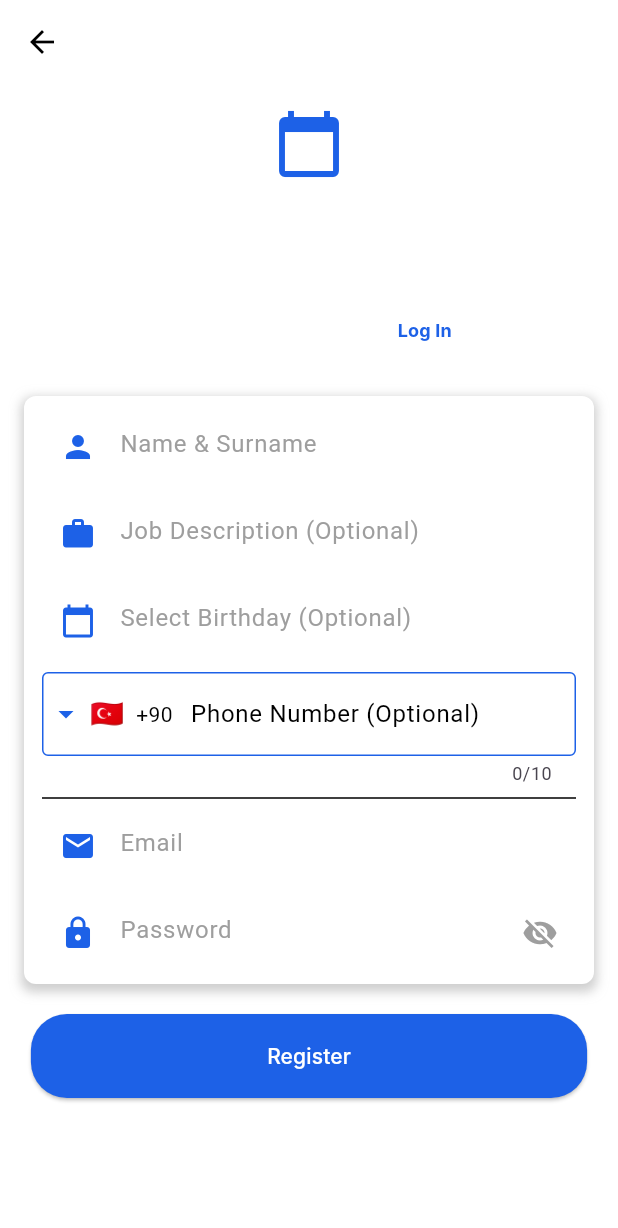
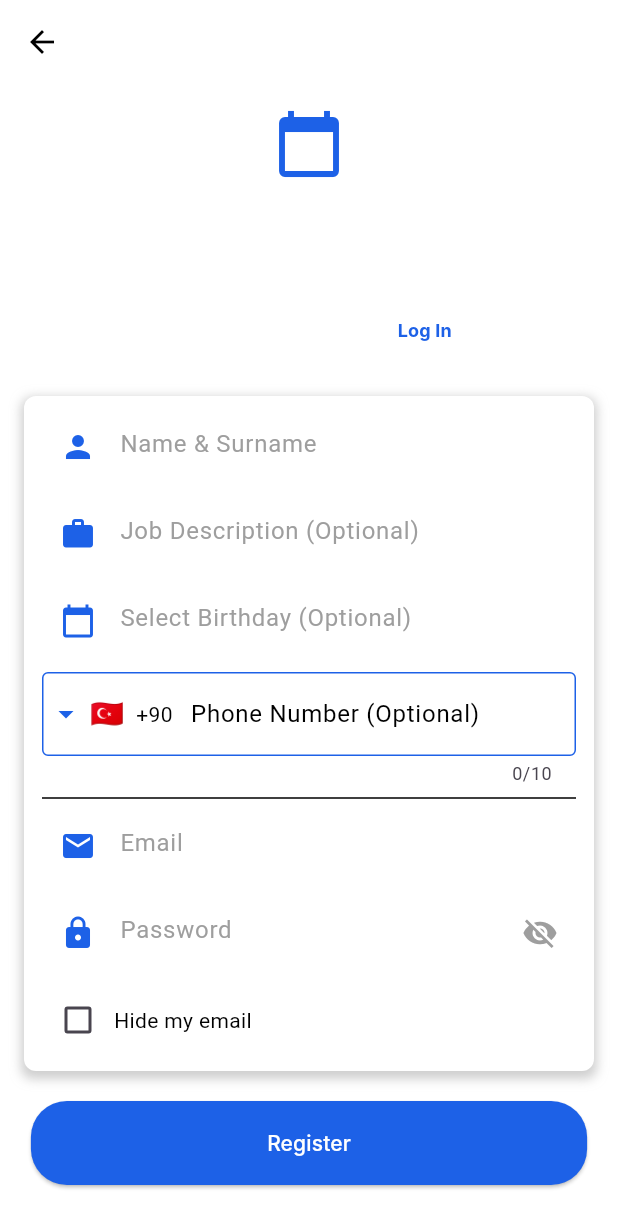
Before and after one commit to bugrahaneefe/Scheduling-System-for-Healthcare-Industry, a Flutter app: the screen it shows after launch, after a tap on "Sign Up", on a phone screen of 412 x 824 dp. Shown: the top 1228 px of the screen. Run offline on Flutter 3.47's test engine with Material 3 defaults, Android fonts, the phone set to English and light mode, and no system bars; drawn by our look-alikes of intl_phone_field; our stand-ins replace app_links, cloud_firestore, email_validator, firebase_auth, firebase_core, google_mobile_ads and 3 more; missing offline and left inert: app_tracking_transparency, excel; accounts and stored records are empty; Roboto replaces fonts that are missing (Inter).

Commit message:
hide email

```diff
--- a/frontend/flutter_project/lib/views/signup_view.dart
+++ b/frontend/flutter_project/lib/views/signup_view.dart
@@ -8,6 +8,8 @@ import 'package:project491/utils/app_localizations.dart';
 import 'package:provider/provider.dart';
 import '../viewmodels/auth_viewmodel.dart';
 import 'package:project491/components/custom_button.dart';
+import 'dart:convert';
+import 'package:crypto/crypto.dart';
 
 class SignupView extends StatefulWidget {
   const SignupView({Key? key}) : super(key: key);
@@ -31,6 +33,9 @@ class _SignupViewState extends State<SignupView> {
   bool _isSuccess = false;
 
   bool _isLoading = false;
+
+  // Add this variable to track the "Hide my email" checkbox
+  bool _hideEmail = false;
 
   bool isValidPassword(String password) {
     return password.length >= 6;
@@ -60,6 +65,11 @@ class _SignupViewState extends State<SignupView> {
         _isSuccess = false; // Reset success state
       });
     });
+  }
+
+  // Hash fonksiyonu
+  String _hashEmail(String email) {
+    return sha256.convert(utf8.encode(email.trim().toLowerCase())).toString();
   }
 
   @override
@@ -534,6 +544,40 @@ class _SignupViewState extends State<SignupView> {
                               ), // Updated cursor color
                               onChanged: authViewModel.updatePassword,
                             ),
+                            const SizedBox(height: 10),
+                            // Emailimi gizle checkboxı
+                            Row(
+                              children: [
+                                Theme(
+                                  data: Theme.of(context).copyWith(
+                                    unselectedWidgetColor: Colors.white, // kutu kenarı ve içi başta beyaz
+                                    checkboxTheme: CheckboxThemeData(
+                                      fillColor: MaterialStateProperty.resolveWith<Color>(
+                                        (states) =>
+                                            states.contains(MaterialState.selected)
+                                                ? Color(0xFF1D61E7) // tıklanınca mavi
+                                                : Colors.white, // başta beyaz
+                                      ),
+                                      checkColor: MaterialStateProperty.all<Color>(Colors.white),
+                                    ),
+                                  ),
+                                  child: Checkbox(
+                                    value: _hideEmail,
+                                    onChanged: (val) {
+                                      setState(() {
+                                        _hideEmail = val ?? false;
+                                      });
+                                    },
+                                  ),
+                                ),
+                                Text(
+                                  Localizations.localeOf(context).languageCode == 'tr'
+                                      ? "Emailimi gizle"
+                                      : "Hide my email",
+                                  style: TextStyle(color: Colors.black),
+                                ),
+                              ],
+                            ),
                           ],
                         ),
                       ),
@@ -562,8 +606,43 @@ class _SignupViewState extends State<SignupView> {
                             });
 
                             try {
+                              // E-mail formatı kontrolü ekle
+                              final email = authViewModel.email.trim();
+                              final emailRegex = RegExp(r"^[\w-\.]+@([\w-]+\.)+[\w-]{2,4}$");
+                              if (!_hideEmail && !emailRegex.hasMatch(email)) {
+                                setState(() {
+                                  _isLoading = false;
+                                });
+                                _showError(AppLocalizations.of(context).get('pleaseEnterValidEmail'));
+                                return;
+                              }
+
+                              // Hem normal email hem hashli email ile kayıtlı kullanıcı var mı kontrol et
+                              final hash = _hashEmail(authViewModel.email);
+                              final hashedEmail = "$hash@example.com";
+                              final normalEmail = authViewModel.email;
+
+                              final normalEmailQuery = await FirebaseAuth.instance.fetchSignInMethodsForEmail(normalEmail).catchError((_) => []);
+                              final hashedEmailQuery = await FirebaseAuth.instance.fetchSignInMethodsForEmail(hashedEmail).catchError((_) => []);
+
+                              if (normalEmailQuery.isNotEmpty || hashedEmailQuery.isNotEmpty) {
+                                setState(() {
+                                  _isLoading = false;
+                                });
+                                _showError(AppLocalizations.of(context).get('emailAlreadyInUse') ?? "Bu email zaten kullanılıyor.");
+                                return;
+                              }
+
+                              // Eğer email gizli ise hashle ve @example.com ekle
+                              String emailToSave;
+                              if (_hideEmail) {
+                                emailToSave = hashedEmail;
+                              } else {
+                                emailToSave = normalEmail;
+                              }
+
                               await authService.value.signUp(
-                                email: authViewModel.email,
+                                email: emailToSave,
                                 password: authViewModel.password,
                                 name: authViewModel.name,
                                 title: authViewModel.title.isNotEmpty ? authViewModel.title : "",
--- a/frontend/flutter_project/pubspec.yaml
+++ b/frontend/flutter_project/pubspec.yaml
@@ -53,6 +53,7 @@ dependencies:
   path_provider: ^2.1.1
   share_plus: ^7.2.1
   app_tracking_transparency: ^2.0.4
+  crypto: ^3.0.0
 
 dev_dependencies:
   flutter_launcher_icons: ^0.13.1
```
Also changed, not shown: frontend/flutter_project/lib/views/login_view.dart (+39 -4 lines).
